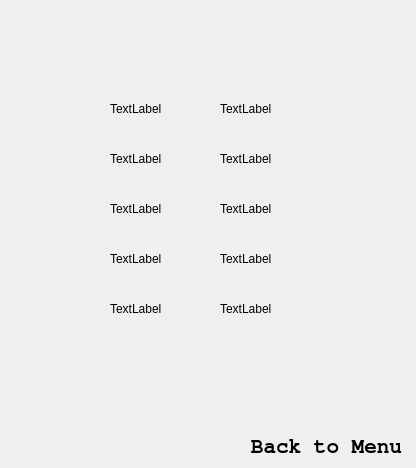
captaintino/project-destiny, file Asteroids+Aliens/highscorewindow.ui: the form before one commit.
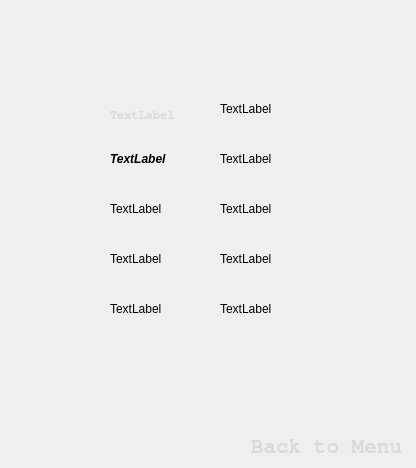
The form after the commit. Icons and pictures are not drawn.

Commit message: After most of the font and instruction menu.

The edit to the form file:
```diff
--- a/Asteroids+Aliens/highscorewindow.ui
+++ b/Asteroids+Aliens/highscorewindow.ui
@@ -53,7 +53,8 @@
      </font>
     </property>
     <property name="styleSheet">
-     <string notr="true">background-image: url(:/images/transparent.png);</string>
+     <string notr="true">background-image: url(:/images/transparent.png);
+color:rgb(217, 217, 217)</string>
     </property>
     <property name="text">
      <string>Back to Menu</string>
@@ -71,6 +72,13 @@
       <height>17</height>
      </rect>
     </property>
+    <property name="font">
+     <font>
+      <weight>75</weight>
+      <italic>true</italic>
+      <bold>true</bold>
+     </font>
+    </property>
     <property name="text">
      <string>TextLabel</string>
     </property>
@@ -119,10 +127,21 @@
      <rect>
       <x>110</x>
       <y>100</y>
-      <width>66</width>
-      <height>17</height>
+      <width>80</width>
+      <height>30</height>
      </rect>
     </property>
+    <property name="font">
+     <font>
+      <family>FreeMono</family>
+      <weight>75</weight>
+      <bold>true</bold>
+     </font>
+    </property>
+    <property name="styleSheet">
+     <string notr="true">background-image:url(:/images/transparent.png);
+color:rgb(217, 217, 217);</string>
+    </property>
     <property name="text">
      <string>TextLabel</string>
     </property>
```
The commit also changes 3 other files.
